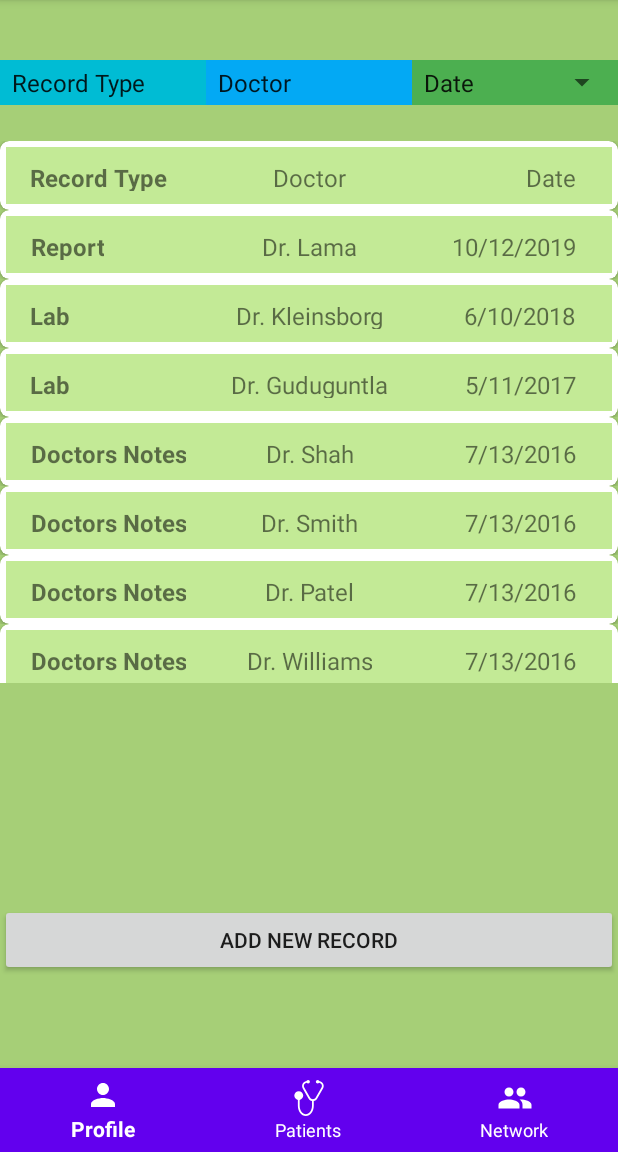
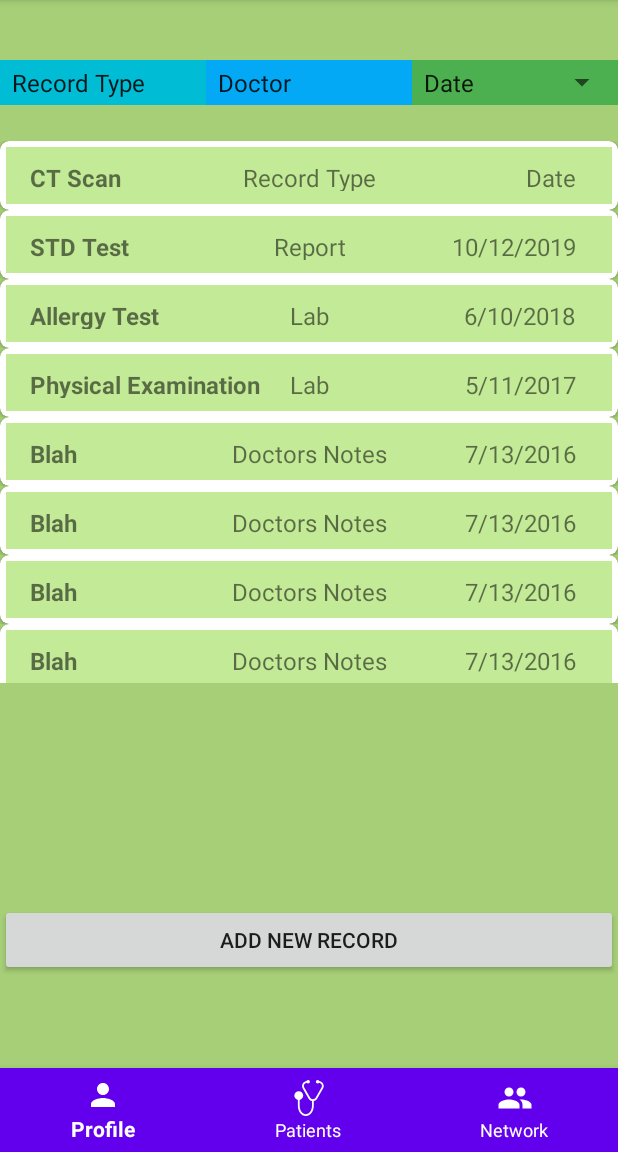
Before and after one commit to vaguduguntla/MedicalApp, an Android app: the fragment MedicalRecordsFragment placed in its activity, on a phone screen of 412 x 824 dp, the part 84-1236 px from its top. Run offline under Robolectric (Android 15) with nearby library versions, the phone set to English and light mode, and no system bars; Roboto replaces fonts that are not available here.

Commit message:
medical record change

```diff
--- a/app/src/main/java/com/example/medicalapp/fragments/MedicalRecordsFragment.java
+++ b/app/src/main/java/com/example/medicalapp/fragments/MedicalRecordsFragment.java
@@ -63,11 +63,11 @@ public class MedicalRecordsFragment extends PatientProfileFragment {
         return inflater.inflate(R.layout.medical_records_page_fragment, container, false);
     }
     public void onViewCreated(View view, Bundle savedInstanceState){
-        n1 = getResources().getStringArray(R.array.doctor_names);
+        n1 = getResources().getStringArray(R.array.record_name);
         n2 = getResources().getStringArray(R.array.type_of_record);
         n3 = getResources().getStringArray(R.array.record_date);
         for(int i =0; i<n1.length; i++){
-            MedicalRecordsList.add(new MedicalRecord("1", n1[i],n2[i],n3[i]));
+            MedicalRecordsList.add(new MedicalRecord("1", n2[i],n1[i],n3[i]));
         }
 
         recyclerView = view.findViewById(R.id.medical_records_recycler_view);
--- a/app/src/main/java/com/example/medicalapp/fragments/PatientRecyclerViewAdapter.java
+++ b/app/src/main/java/com/example/medicalapp/fragments/PatientRecyclerViewAdapter.java
@@ -20,6 +20,7 @@ import java.util.ArrayList;
 public class PatientRecyclerViewAdapter extends RecyclerView.Adapter<PatientRecyclerViewAdapter.PatientViewHolder> {
     ArrayList<Users> PatientNamesList;
     Context context;
+    int image = R.drawable.ic_account_circle_black_24dp;
    // String PatientNamesList[];
 
     public PatientRecyclerViewAdapter(Context ct, ArrayList<Users> s1){
@@ -43,7 +44,7 @@ public class PatientRecyclerViewAdapter extends RecyclerView.Adapter<PatientRecy
     @Override
     public void onBindViewHolder(@NonNull PatientViewHolder holder, int position) {
         holder.patient_names.setText(PatientNamesList.get(position).Name);
-        holder.imageView.setImageResource(PatientNamesList.get(position).image);
+        holder.imageView.setImageResource(image);
     }
 
     @Override
--- a/app/src/main/java/com/example/medicalapp/fragments/Users.java
+++ b/app/src/main/java/com/example/medicalapp/fragments/Users.java
@@ -1,11 +1,8 @@
 package com.example.medicalapp.fragments;
-
-import com.example.medicalapp.R;
 
 public class Users {
     String pid;
     String Name;
-    int image = R.drawable.ic_account_circle_black_24dp;
 
     public Users(String pid, String Name){
         this.pid = pid;
@@ -28,8 +25,5 @@ public class Users {
         return Name;
     }
 
-    public int getImage() {
-        return image;
-    }
 
 }
```
